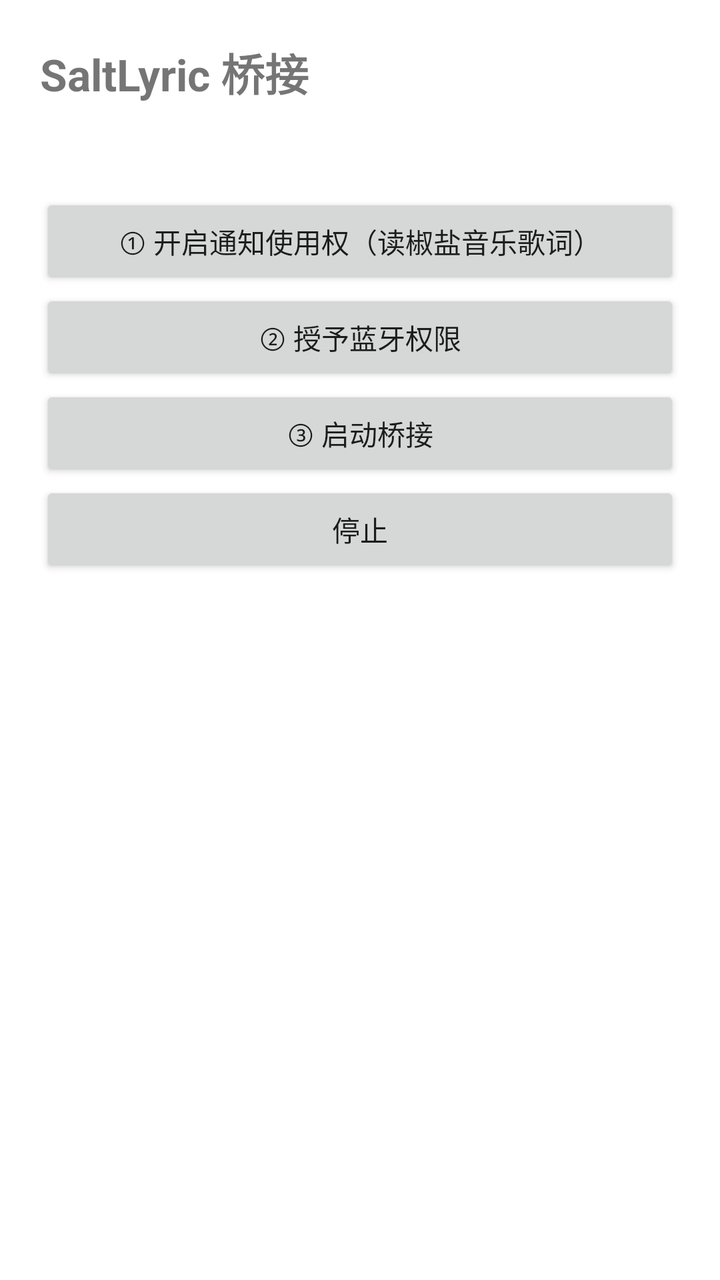
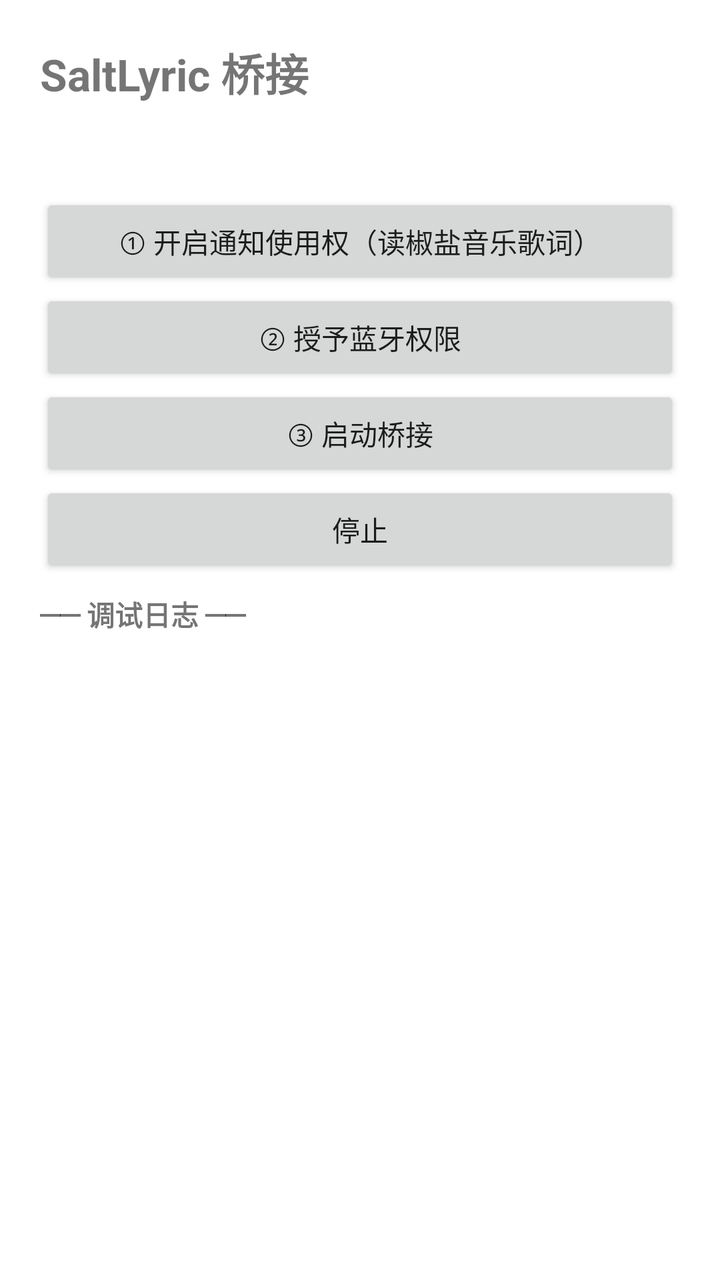

Two renders of the same Android screen: before a commit and after it. Below are the layout's source before the change and the commit's diff.
<!-- AndroidManifest.xml: application theme Theme.SaltLyricBridge -->
<!-- res/layout/activity_main.xml -->
<?xml version="1.0" encoding="utf-8"?>
<ScrollView xmlns:android="http://schemas.android.com/apk/res/android"
    android:layout_width="match_parent"
    android:layout_height="match_parent"
    android:fillViewport="true">

    <LinearLayout
        android:layout_width="match_parent"
        android:layout_height="wrap_content"
        android:orientation="vertical"
        android:padding="20dp">

        <TextView
            android:layout_width="match_parent"
            android:layout_height="wrap_content"
            android:text="@string/app_name"
            android:textSize="22sp"
            android:textStyle="bold"
            android:paddingBottom="8dp" />

        <TextView
            android:id="@+id/status_text"
            android:layout_width="match_parent"
            android:layout_height="wrap_content"
            android:textSize="15sp"
            android:lineSpacingExtra="4dp"
            android:paddingBottom="16dp" />

        <Button
            android:id="@+id/btn_notif_perm"
            android:layout_width="match_parent"
            android:layout_height="wrap_content"
            android:text="① 开启通知使用权（读椒盐音乐歌词）" />

        <Button
            android:id="@+id/btn_bluetooth"
            android:layout_width="match_parent"
            android:layout_height="wrap_content"
            android:text="② 授予蓝牙权限" />

        <Button
            android:id="@+id/btn_start"
            android:layout_width="match_parent"
            android:layout_height="wrap_content"
            android:text="③ 启动桥接" />

        <Button
            android:id="@+id/btn_stop"
            android:layout_width="match_parent"
            android:layout_height="wrap_content"
            android:text="停止" />

    </LinearLayout>
</ScrollView>
<!-- resources referenced by this layout -->
<resources>
  <string name="app_name">SaltLyric 桥接</string>
  <style name="Theme.SaltLyricBridge" parent="Theme.MaterialComponents.DayNight.NoActionBar">
          <item name="android:statusBarColor">@android:color/transparent</item>
      </style>
</resources>

<!-- the commit's change to res/layout/activity_main.xml (unified diff, before → after) -->
@@ -50,5 +50,22 @@
             android:layout_height="wrap_content"
             android:text="停止" />
 
+        <TextView
+            android:layout_width="match_parent"
+            android:layout_height="wrap_content"
+            android:text="── 调试日志 ──"
+            android:textStyle="bold"
+            android:paddingTop="8dp"
+            android:paddingBottom="4dp" />
+
+        <TextView
+            android:id="@+id/log_text"
+            android:layout_width="match_parent"
+            android:layout_height="wrap_content"
+            android:textSize="12sp"
+            android:fontFamily="monospace"
+            android:lineSpacingExtra="2dp"
+            android:textIsSelectable="true" />
+
     </LinearLayout>
 </ScrollView>
